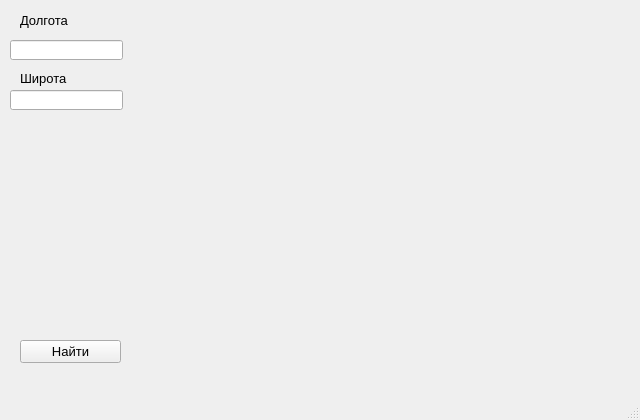
Old version of the form data/map-ui.ui in the repository ShakirovRuslan/lyc-map-api-Shakirov-Kurbakov.
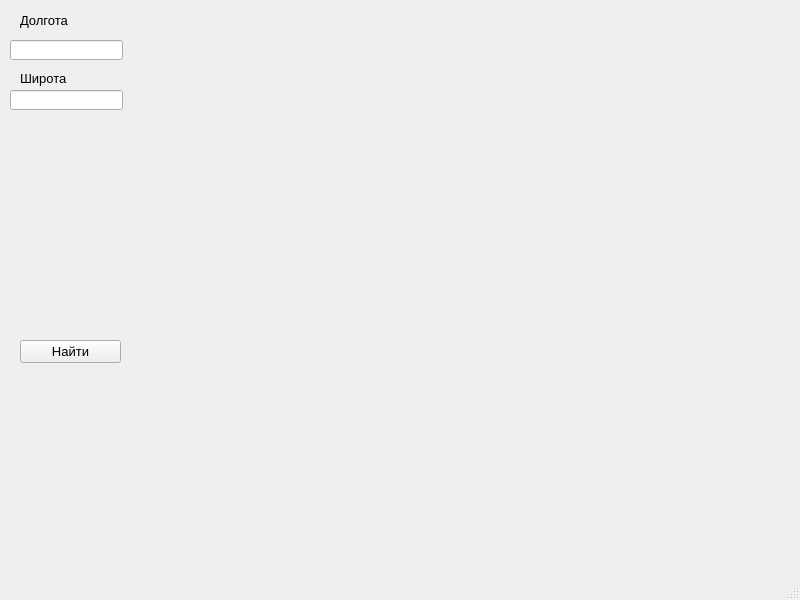
New version of the form.

Diff of the .ui file:
```diff
--- a/data/map-ui.ui
+++ b/data/map-ui.ui
@@ -6,8 +6,8 @@
    <rect>
     <x>0</x>
     <y>0</y>
-    <width>640</width>
-    <height>420</height>
+    <width>800</width>
+    <height>600</height>
    </rect>
   </property>
   <property name="font">
```
Left out of the diff: 2 changed lines with no effect on the pictures.
